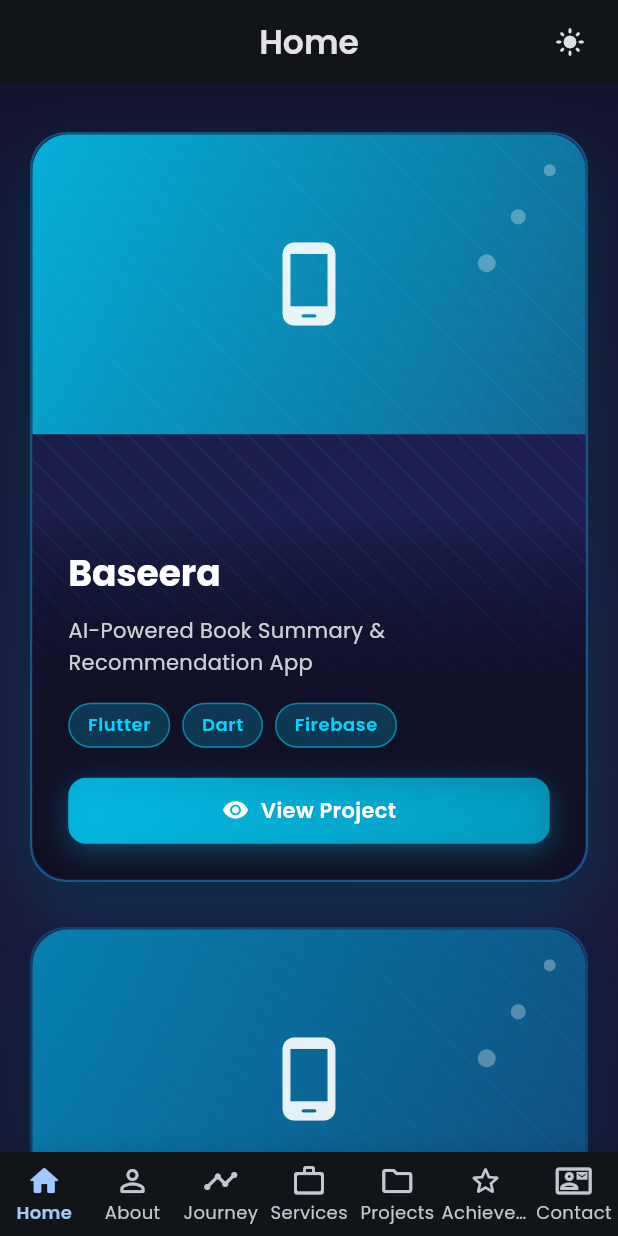
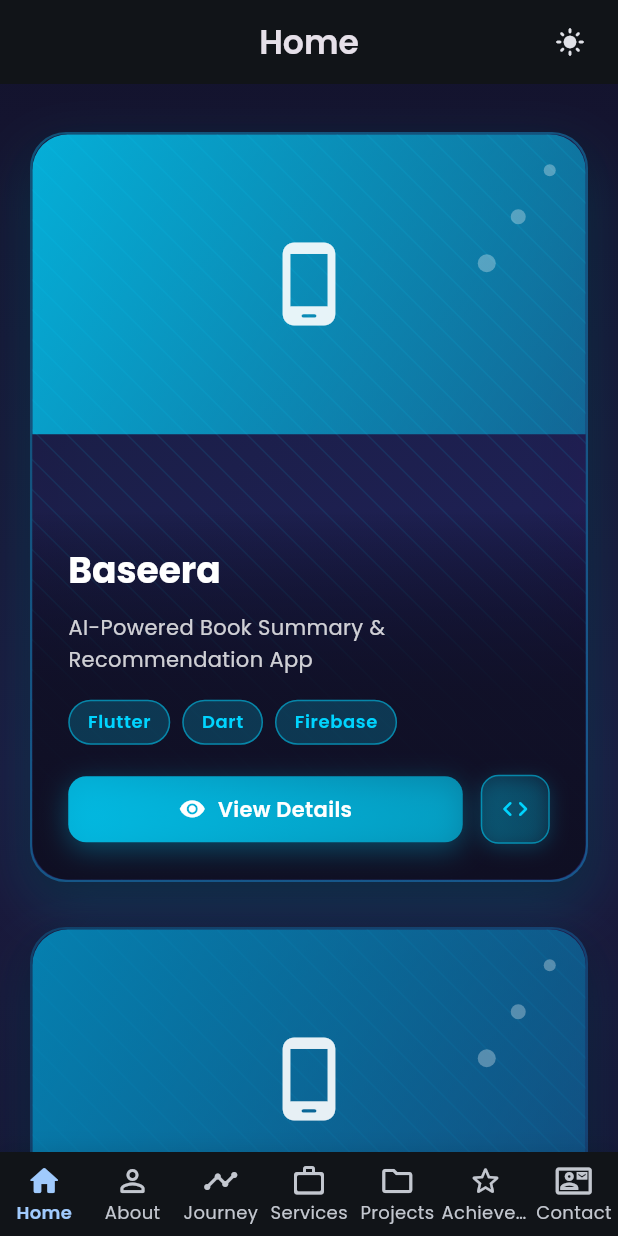
Before and after one commit to AbdoEmad11/portfolio, a Flutter app: the screen it shows after launch, scrolled down 1152 dp, on a phone screen of 412 x 824 dp. Run offline on Flutter 3.47's test engine with Material 3 defaults, Android fonts, the light colour scheme and no system bars; our stand-ins replace flutter_bloc, font_awesome_flutter, go_router, google_fonts, shared_preferences.

Commit message:
Add View Details and GitHub buttons to project cards in home page

```diff
--- a/lib/presentation/widgets/home_view/creative_projects_section.dart
+++ b/lib/presentation/widgets/home_view/creative_projects_section.dart
@@ -433,11 +433,12 @@ class _CreativeProjectsSectionState extends State<CreativeProjectsSection>
 
             const SizedBox(height: 20),
 
-            // Action button
-            AnimatedContainer(
-              duration: const Duration(milliseconds: 300),
+            // Action buttons
+            Row(
+              children: [
+                // View Details button
+                Expanded(
                   child: Container(
-                width: double.infinity,
                     decoration: BoxDecoration(
                       gradient: LinearGradient(
                         colors: [
@@ -471,7 +472,7 @@ class _CreativeProjectsSectionState extends State<CreativeProjectsSection>
                               ),
                               const SizedBox(width: 8),
                               Text(
-                            'View Project',
+                                'View Details',
                                 style: context.textTheme.bodyMedium?.copyWith(
                                   color: Colors.white,
                                   fontWeight: FontWeight.w600,
@@ -483,6 +484,50 @@ class _CreativeProjectsSectionState extends State<CreativeProjectsSection>
                       ),
                     ),
                   ),
+                ),
+
+                // GitHub button (if available)
+                if (project.githubUrl != null) ...[
+                  const SizedBox(width: 12),
+                  Container(
+                    decoration: BoxDecoration(
+                      gradient: LinearGradient(
+                        colors: [
+                          color.withOpacity(0.2),
+                          color.withOpacity(0.1),
+                        ],
+                      ),
+                      borderRadius: BorderRadius.circular(12),
+                      border: Border.all(
+                        color: color.withOpacity(0.5),
+                        width: 1,
+                      ),
+                      boxShadow: [
+                        BoxShadow(
+                          color: color.withOpacity(0.2),
+                          blurRadius: 10,
+                          offset: const Offset(0, 3),
+                        ),
+                      ],
+                    ),
+                    child: Material(
+                      color: Colors.transparent,
+                      child: InkWell(
+                        onTap: () => AppHelpers.launchURL(project.githubUrl!),
+                        borderRadius: BorderRadius.circular(12),
+                        child: Padding(
+                          padding: const EdgeInsets.all(12),
+                          child: Icon(
+                            Icons.code_rounded,
+                            color: color,
+                            size: 20,
+                          ),
+                        ),
+                      ),
+                    ),
+                  ),
+                ],
+              ],
             ),
           ],
         ),
```
Also changed, not shown: 3 other files. Lines whose indentation alone changed are shown as unchanged.
